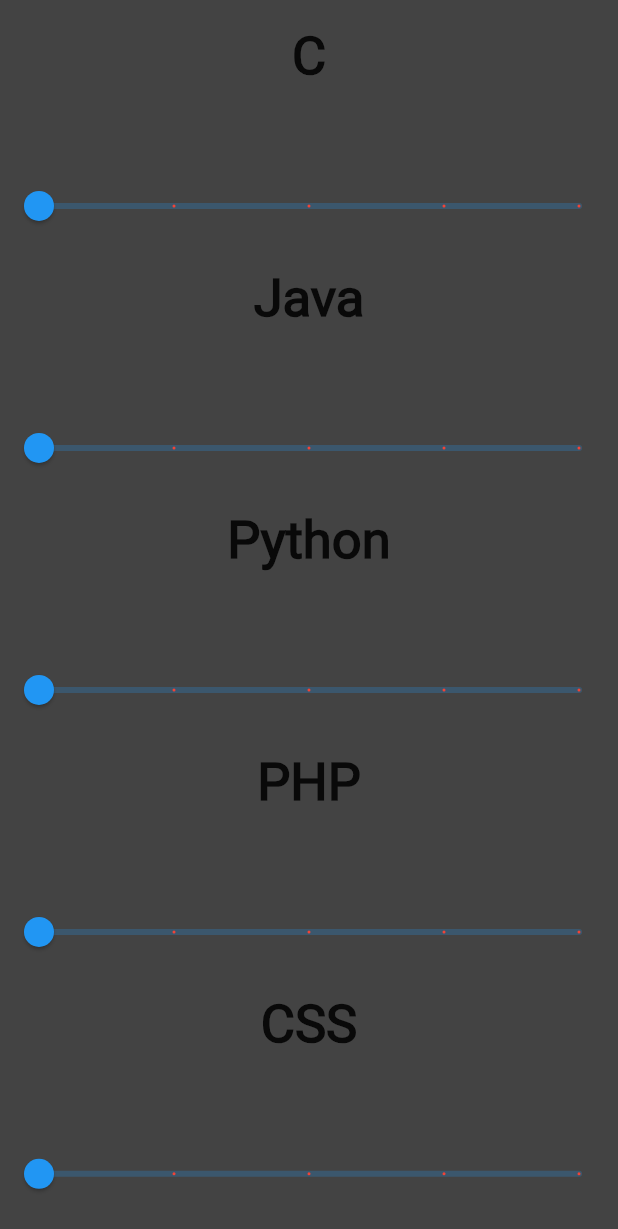
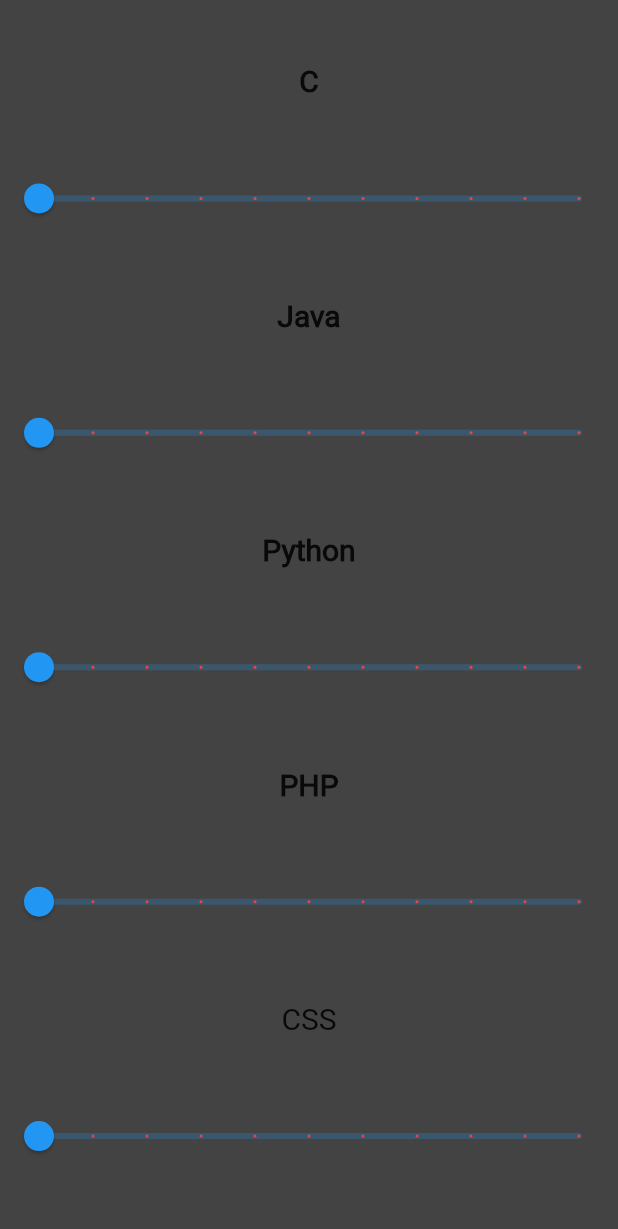
Before and after one commit to GoaConga/backend-integrated, a Flutter app: the Slider_bar screen opened directly, on a phone screen of 412 x 824 dp. Shown: the top 1229 px of the screen. Run offline on Flutter 3.47's test engine with Material 2 defaults, Android fonts, the phone set to English and light mode, and no system bars; our stand-ins replace flutter_form_builder, form_builder_validators, get, google_fonts, image_picker, introduction_screen and 3 more; missing offline and left inert: connectivity_plus_web, image_picker_for_web, package_info_plus_web, shared_preferences_web; accounts and stored records are empty.

```diff
--- a/lib/main.dart
+++ b/lib/main.dart
@@ -32,7 +32,7 @@ class InternApp extends StatelessWidget {
       locale: const Locale('en', 'US'),
       title: 'Interns For You',
       initialBinding: InitialBindings(),
-      initialRoute: AppRoutes.registerScreen,
+      initialRoute: AppRoutes.loginScreen,
       getPages: AppRoutes.pages,
       localizationsDelegates: const [FormBuilderLocalizations.delegate],
     );
--- a/lib/screens/register/views/intern_profficiency_view.dart
+++ b/lib/screens/register/views/intern_profficiency_view.dart
@@ -1,12 +1,9 @@
 import 'package:flutter/material.dart';
-import 'package:internsforyou/models/student/skills.dart';
+import 'package:internsforyou/models/job_listing/job_listing.dart';
 import 'package:internsforyou/screens/register/controller.dart';
 import 'package:internsforyou/screens/register/widgets/skill_slider.dart';
 import 'package:internsforyou/theme/ify_custom_theme.dart';
 import 'package:get/get.dart';
-import 'package:internsforyou/utils/routes/app_routes.dart';
-
-import '../widgets/ify_textfields.dart';
 
 class Static_UserSkillScreen {
   static final bool isCompany = true;
@@ -68,7 +65,13 @@ class UserSkillScreen extends GetView<RegisterController> {
                       child: ElevatedButton(
                         child: const Text('Next'),
                         style: IFYButtons.primaryButton,
-                        onPressed: () {},
+                        onPressed: () {
+                          Navigator.push(
+                            context,
+                            MaterialPageRoute(
+                                builder: (context) => DisplaySaveGalleryPage()),
+                          );
+                        },
                       ),
                     ),
                   ],
@@ -114,16 +117,13 @@ class _Slider_bar extends State<Slider_bar> {
             Column(mainAxisAlignment: MainAxisAlignment.spaceEvenly, children: [
       Text(
         'C',
-        style: TextStyle(fontSize: 35, fontWeight: FontWeight.bold),
-      ),
-      SizedBox(
-        height: 20,
+        style: TextStyle(fontSize: 20, fontWeight: FontWeight.bold),
       ),
       Slider(
         value: Static_UserSkillScreen.skills_slider[0],
         min: 0,
-        max: 10,
-        divisions: 4,
+        max: 100,
+        divisions: 10,
         label: Static_UserSkillScreen.skills_slider[0].toString() + '%',
         activeColor: Colors.red,
         thumbColor: Colors.blue,
@@ -135,16 +135,13 @@ class _Slider_bar extends State<Slider_bar> {
       ),
       Text(
         'Java',
-        style: TextStyle(fontSize: 35, fontWeight: FontWeight.bold),
-      ),
-      SizedBox(
-        height: 20,
+        style: TextStyle(fontSize: 20, fontWeight: FontWeight.bold),
       ),
       Slider(
         value: Static_UserSkillScreen.skills_slider[1],
         min: 0,
-        max: 10,
-        divisions: 4,
+        max: 100,
+        divisions: 10,
         label: Static_UserSkillScreen.skills_slider[1].toString() + '%',
         activeColor: Colors.red,
         thumbColor: Colors.blue,
@@ -156,16 +153,13 @@ class _Slider_bar extends State<Slider_bar> {
       ),
       Text(
         'Python',
-        style: TextStyle(fontSize: 35, fontWeight: FontWeight.bold),
-      ),
-      SizedBox(
-        height: 20,
+        style: TextStyle(fontSize: 20, fontWeight: FontWeight.bold),
       ),
       Slider(
         value: Static_UserSkillScreen.skills_slider[2],
         min: 0,
-        max: 10,
-        divisions: 4,
+        max: 100,
+        divisions: 10,
         label: Static_UserSkillScreen.skills_slider[2].toString() + '%',
         activeColor: Colors.red,
         thumbColor: Colors.blue,
@@ -177,16 +171,13 @@ class _Slider_bar extends State<Slider_bar> {
       ),
       Text(
         'PHP',
-        style: TextStyle(fontSize: 35, fontWeight: FontWeight.bold),
-      ),
-      SizedBox(
-        height: 20,
+        style: TextStyle(fontSize: 20, fontWeight: FontWeight.bold),
       ),
       Slider(
         value: Static_UserSkillScreen.skills_slider[3],
         min: 0,
-        max: 10,
-        divisions: 4,
+        max: 100,
+        divisions: 10,
         label: Static_UserSkillScreen.skills_slider[3].toString() + '%',
         activeColor: Colors.red,
         thumbColor: Colors.blue,
@@ -198,16 +189,13 @@ class _Slider_bar extends State<Slider_bar> {
       ),
       Text(
         'CSS',
-        style: TextStyle(fontSize: 35, fontWeight: FontWeight.bold),
-      ),
-      SizedBox(
-        height: 20,
+        style: TextStyle(fontSize: 20, fontWeight: FontWeight.normal),
       ),
       Slider(
         value: Static_UserSkillScreen.skills_slider[4],
         min: 0,
-        max: 10,
-        divisions: 4,
+        max: 100,
+        divisions: 10,
         label: Static_UserSkillScreen.skills_slider[4].toString() + '%',
         activeColor: Colors.red,
         thumbColor: Colors.blue,
--- a/lib/screens/register/views/intern_skills_view.dart
+++ b/lib/screens/register/views/intern_skills_view.dart
@@ -1,12 +1,9 @@
 import 'package:flutter/material.dart';
-import 'package:internsforyou/models/student/skills.dart';
 import 'package:internsforyou/screens/register/controller.dart';
 import 'package:internsforyou/screens/register/widgets/skill_widget.dart';
 import 'package:internsforyou/theme/ify_custom_theme.dart';
 import 'package:get/get.dart';
 import 'package:internsforyou/utils/routes/app_routes.dart';
-
-import '../widgets/ify_textfields.dart';
 
 class Static_UserSkillsScreen {
   static final bool isCompany = true;
```
Also changed, not shown: lib/models/job_listing/job_listing.dart (+179 -0 lines).
